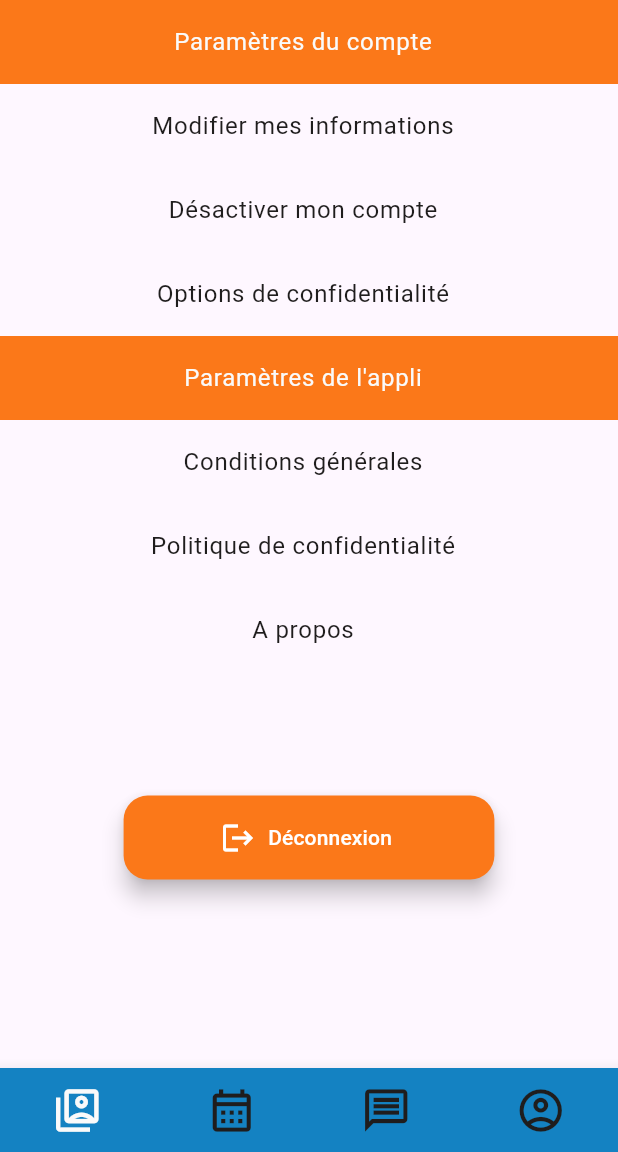
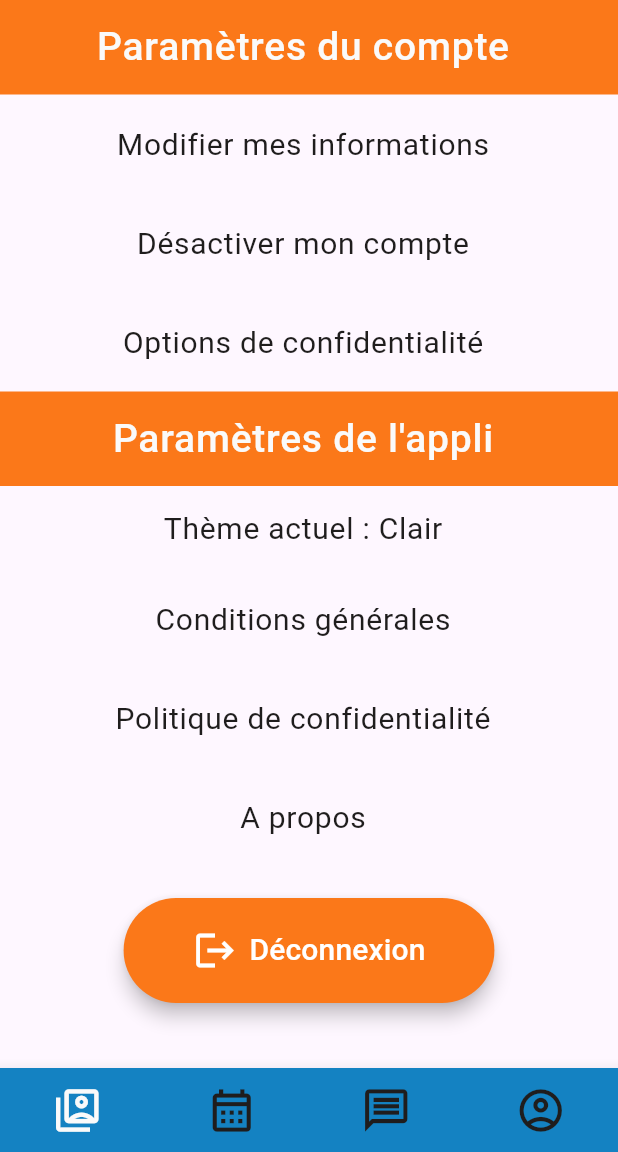
Before and after one commit to NicolasDrp/Renconsport-flutter, a Flutter app: the Parameters screen opened by its route, on a phone screen of 412 x 824 dp, the part 84-1236 px from its top. Run offline on Flutter 3.47's test engine with Material 2 defaults, Android fonts, the phone set to English and light mode, and no system bars; our stand-ins replace adaptive_theme, appinio_swiper, flutter_secure_storage; accounts and stored records are empty.

Commit message:
feat : parameters dark mode

```diff
--- a/lib/main.dart
+++ b/lib/main.dart
@@ -5,6 +5,7 @@ import 'package:renconsport_flutter/screen/homepage.dart';
 import 'package:renconsport_flutter/screen/login.dart';
 import 'package:renconsport_flutter/screen/parameters.dart';
 import 'package:renconsport_flutter/screen/profile.dart';
+import 'package:renconsport_flutter/screen/profile_settings.dart';
 import 'package:renconsport_flutter/screen/sessions.dart';
 import 'package:adaptive_theme/adaptive_theme.dart';
 
@@ -24,22 +25,6 @@ class MainApp extends StatelessWidget {
   const MainApp(
       {required this.storage, super.key, required this.savedThemeMode});
 
-  // @override
-  // Widget build(BuildContext context) {
-  //   return MaterialApp(
-  //     theme: ThemeData(
-  //       useMaterial3: true,
-  //     ),
-  //     routes: {
-  //       '/': (context) => HomePage(storage: storage),
-  //       '/login': (context) => Login(storage: storage),
-  //       '/profile': (context) => Profile(storage: storage),
-  //       '/sessions': (context) => Sessions(storage: storage),
-  //       '/parameters': (context) => Parameters(storage: storage),
-  //       '/contacts': (context) => Contacts(storage: storage),
-  //     },
-  //   );
-
   @override
   Widget build(BuildContext context) {
     const Color primary = Color(0xFFFB7819);
@@ -53,6 +38,10 @@ class MainApp extends StatelessWidget {
         brightness: Brightness.light,
         primaryColor: primary,
         hintColor: secondaryLight,
+        cardColor: primary,
+        textTheme: TextTheme(
+            bodyMedium: TextStyle(color: Color(0xFF1F1D1D), fontSize: 20),
+            bodyLarge: TextStyle(color: Color(0xFF1F1D1D), fontSize: 24)),
         bottomNavigationBarTheme: BottomNavigationBarThemeData(
             selectedItemColor: light, unselectedItemColor: dark),
       ),
@@ -61,10 +50,14 @@ class MainApp extends StatelessWidget {
         brightness: Brightness.dark,
         primaryColor: primary,
         hintColor: secondaryDark,
+        cardColor: dark,
+        textTheme: TextTheme(
+            bodyMedium: TextStyle(color: Color(0xFFFAFAFA), fontSize: 20),
+            bodyLarge: TextStyle(color: Color(0xFFFAFAFA), fontSize: 24)),
         bottomNavigationBarTheme: BottomNavigationBarThemeData(
             selectedItemColor: primary, unselectedItemColor: light),
       ),
-      debugShowFloatingThemeButton: false,
+      debugShowFloatingThemeButton: true,
       initial: savedThemeMode ?? AdaptiveThemeMode.light,
       builder: (theme, darkTheme) => MaterialApp(
         title: 'RenconSport',
@@ -75,8 +68,10 @@ class MainApp extends StatelessWidget {
           '/login': (context) => Login(storage: storage),
           '/profile': (context) => Profile(storage: storage),
           '/sessions': (context) => Sessions(storage: storage),
-          '/parameters': (context) => Parameters(storage: storage,savedThemeMode: savedThemeMode),
+          '/parameters': (context) =>
+              Parameters(storage: storage, savedThemeMode: savedThemeMode),
           '/contacts': (context) => Contacts(storage: storage),
+          '/profile_settings': (context) => ProfileSettings(storage: storage),
         },
       ),
     );
--- a/lib/screen/parameters.dart
+++ b/lib/screen/parameters.dart
@@ -24,111 +24,144 @@ class _ParametersState extends State<Parameters> {
         children: [
           ListTile(
             title: const Center(
+              child: Padding(
+                padding: EdgeInsets.all(4.0),
                 child: Text(
                   'Paramètres du compte',
                   style: TextStyle(
                       color: Color(0xFFFAFAFA),
+                      fontSize: 26,
+                      fontWeight: FontWeight.w500),
                 ),
               ),
             ),
-            tileColor: AdaptiveTheme.of(context).theme.primaryColor,
+            tileColor: AdaptiveTheme.of(context).theme.cardColor,
           ),
-          const ListTile(
+          ListTile(
             title: Center(
+              child: Padding(
+                padding: const EdgeInsets.all(10.0),
                 child: Text(
                   'Modifier mes informations',
-                style: TextStyle(
-                  color: Color(0xFF1F1D1D),
-                ),
-              ),
-            ),
-          ),
-          const ListTile(
-            title: Center(
-              child: Text(
-                'Désactiver mon compte',
-                style: TextStyle(
-                  color: Color(0xFF1F1D1D),
-                ),
-              ),
-            ),
-          ),
-          const ListTile(
-            title: Center(
-              child: Text(
-                'Options de confidentialité',
-                style: TextStyle(
-                  color: Color(0xFF1F1D1D),
+                  style: AdaptiveTheme.of(context).theme.textTheme.bodyMedium,
                 ),
               ),
             ),
           ),
           ListTile(
+            title: Center(
+              child: Padding(
+                padding: const EdgeInsets.all(10.0),
+                child: Text('Désactiver mon compte',
+                    style:
+                        AdaptiveTheme.of(context).theme.textTheme.bodyMedium),
+              ),
+            ),
+          ),
+          ListTile(
+            title: Center(
+              child: Padding(
+                padding: const EdgeInsets.all(10.0),
+                child: Text('Options de confidentialité',
+                    style:
+                        AdaptiveTheme.of(context).theme.textTheme.bodyMedium),
+              ),
+            ),
+          ),
+          ListTile(
             title: const Center(
+              child: Padding(
+                padding: EdgeInsets.all(4.0),
                 child: Text(
                   "Paramètres de l'appli",
                   style: TextStyle(
                       color: Color(0xFFFAFAFA),
+                      fontSize: 26,
+                      fontWeight: FontWeight.w500),
                 ),
               ),
             ),
-            tileColor: AdaptiveTheme.of(context).theme.primaryColor,
+            tileColor: AdaptiveTheme.of(context).theme.cardColor,
           ),
-          const ListTile(
+          ListTile(
             title: Center(
-              child: Text(
-                'Conditions générales',
-                style: TextStyle(
-                  color: Color(0xFF1F1D1D),
+              child: GestureDetector(
+                onTap: () {
+                  AdaptiveTheme.of(context).toggleThemeMode();
+                },
+                child: Row(
+                  mainAxisAlignment: MainAxisAlignment.center,
+                  children: [
+                    Text(
+                      'Thème actuel : ',
+                      style:
+                          AdaptiveTheme.of(context).theme.textTheme.bodyMedium,
+                    ),
+                    Text(
+                        AdaptiveTheme.of(context).mode.isDark
+                            ? 'Sombre'
+                            : AdaptiveTheme.of(context).mode.isLight
+                                ? 'Clair'
+                                : 'Systeme',
+                        style: AdaptiveTheme.of(context)
+                            .theme
+                            .textTheme
+                            .bodyMedium),
+                  ],
                 ),
               ),
             ),
           ),
-          const ListTile(
+          ListTile(
             title: Center(
-              child: Text(
-                'Politique de confidentialité',
-                style: TextStyle(
-                  color: Color(0xFF1F1D1D),
+              child: Padding(
+                padding: const EdgeInsets.all(10.0),
+                child: Text('Conditions générales',
+                    style:
+                        AdaptiveTheme.of(context).theme.textTheme.bodyMedium),
               ),
             ),
           ),
+          ListTile(
+            title: Center(
+              child: Padding(
+                padding: const EdgeInsets.all(10.0),
+                child: Text('Politique de confidentialité',
+                    style:
+                        AdaptiveTheme.of(context).theme.textTheme.bodyMedium),
               ),
-          const ListTile(
+            ),
+          ),
+          ListTile(
             title: Center(
-              child: Text(
-                'A propos',
-                style: TextStyle(
-                  color: Color(0xFF1F1D1D),
-                ),
+              child: Padding(
+                padding: const EdgeInsets.all(10.0),
+                child: Text('A propos',
+                    style:
+                        AdaptiveTheme.of(context).theme.textTheme.bodyMedium),
               ),
             ),
           ),
           Padding(
-            padding: EdgeInsets.all(MediaQuery.of(context).size.width * 0.20),
-            child: FloatingActionButton.extended(
+              padding: EdgeInsets.symmetric(
+                  horizontal: MediaQuery.of(context).size.width * 0.20,
+                  vertical: MediaQuery.of(context).size.width * 0.05),
+              child: ElevatedButton.icon(
+                style: ButtonStyle(
+                    elevation: MaterialStateProperty.all<double?>(5),
+                    backgroundColor: MaterialStatePropertyAll<Color>(
+                        AdaptiveTheme.of(context).theme.primaryColor),
+                    padding: MaterialStateProperty.all<EdgeInsets>(
+                        const EdgeInsets.all(20))),
                 onPressed: () {},
-                icon: Icon(Icons.logout,color: Colors.white),
-                label: const Text("Déconnexion",style: TextStyle(color: Colors.white),),
-                backgroundColor: AdaptiveTheme.of(context).theme.primaryColor),
+                icon: const Icon(Icons.logout, color: Colors.white, size: 30),
+                label: const Text(
+                  "Déconnexion",
+                  style: TextStyle(color: Colors.white, fontSize: 20),
                 ),
+              )),
         ],
       ),
     );
   }
-
-  void changeTheme() {
-//     // sets theme mode to dark
-// AdaptiveTheme.of(context).setDark();
-
-// // sets theme mode to light
-// AdaptiveTheme.of(context).setLight();
-
-// // sets theme mode to system default
-// AdaptiveTheme.of(context).setSystem();
-    AdaptiveTheme.of(context).toggleThemeMode();
-    AdaptiveTheme.getThemeMode().then((themeMode) {
-      print(themeMode?.toString());
-    });
 }
-}
--- /dev/null
+++ b/lib/screen/profile_settings.dart
@@ -0,0 +1,26 @@
+import 'package:adaptive_theme/adaptive_theme.dart';
+import 'package:flutter/material.dart';
+import 'package:flutter_secure_storage/flutter_secure_storage.dart';
+import 'package:renconsport_flutter/widget/bottom_app_bar.dart';
+import 'package:renconsport_flutter/widget/custom_app_bar.dart';
+
+class ProfileSettings extends StatefulWidget {
+  const ProfileSettings(
+      {super.key, required this.storage, this.savedThemeMode});
+
+  final FlutterSecureStorage storage;
+  final AdaptiveThemeMode? savedThemeMode;
+
+  @override
+  State<ProfileSettings> createState() => _ProfileSettingsState();
+}
+
+class _ProfileSettingsState extends State<ProfileSettings> {
+  @override
+  Widget build(BuildContext context) {
+    return Scaffold(
+      appBar: const CustomAppbar(tutorial: ""),
+      bottomNavigationBar: const BottomAppBarWidget(),
+    );
+  }
+}
```
Lines whose indentation alone changed are shown as unchanged.
